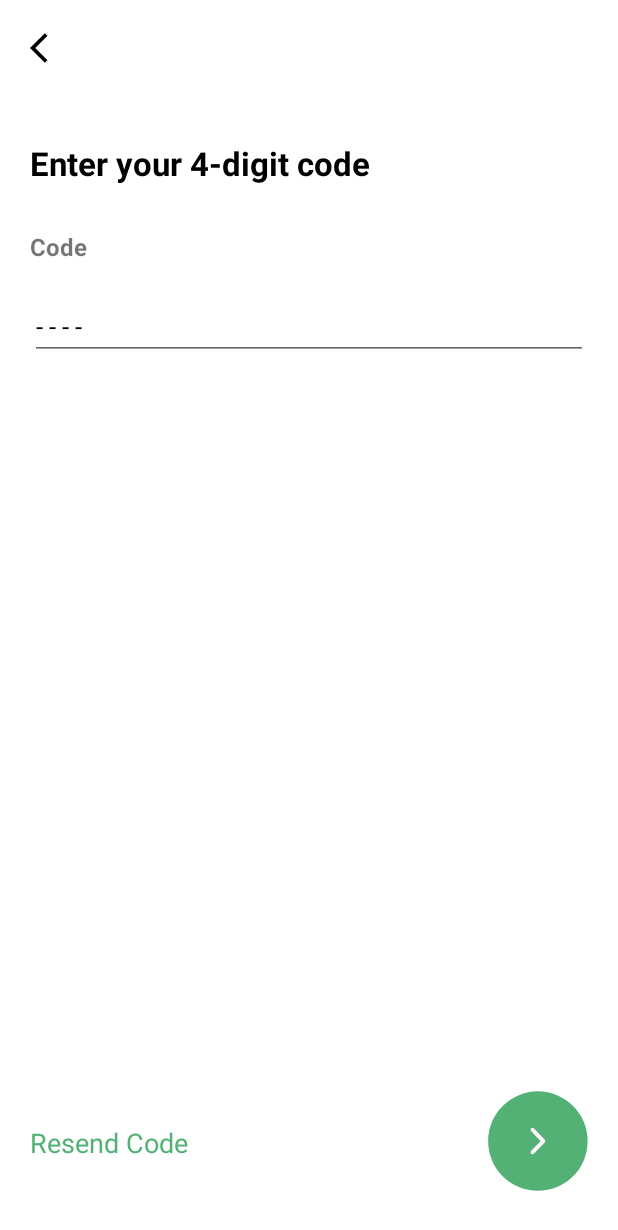
After one commit to hieu98/online_groceries, an Android app: the EnterCodeFragment screen opened through its navigation route, on a phone screen of 412 x 824 dp. The commit adds this screen. Shown: the top 1230 px of the screen. Run offline under Robolectric (Android 15) with nearby library versions, the phone set to English and light mode, and no system bars; our stand-ins replace Firebase (no records; nobody signed in at launch, a user with empty details on screens opened directly), Timber, navigation-ui; pictures from the network do not load; 1 statement that could not run was skipped.

Commit message:
login with phone

```diff
--- a/app/build.gradle
+++ b/app/build.gradle
@@ -190,6 +190,11 @@ dependencies {
      * PayPal Android SDK
      */
     implementation 'com.paypal.sdk:paypal-android-sdk:2.16.0'
+
+    /**
+     * Country Code
+     */
+    implementation 'com.github.joielechong:countrycodepicker:2.4.2'
 }
 apply plugin: 'com.google.gms.google-services'
 apply plugin: 'com.google.firebase.crashlytics'
--- /dev/null
+++ b/app/src/main/java/com/hdt/onlinegroceries/ui/introduce/login/loginphone/EnterCodeFragment.kt
@@ -0,0 +1,106 @@
+package com.hdt.onlinegroceries.ui.introduce.login.loginphone
+
+import android.content.Intent
+import android.util.Log
+import android.view.LayoutInflater
+import android.view.ViewGroup
+import android.widget.Toast
+import com.google.firebase.FirebaseException
+import com.google.firebase.auth.FirebaseAuth
+import com.google.firebase.auth.PhoneAuthCredential
+import com.google.firebase.auth.PhoneAuthOptions
+import com.google.firebase.auth.PhoneAuthProvider
+import com.google.firebase.auth.PhoneAuthProvider.ForceResendingToken
+import com.google.firebase.auth.PhoneAuthProvider.OnVerificationStateChangedCallbacks
+import com.hdt.onlinegroceries.R
+import com.hdt.onlinegroceries.base.ui.BaseFragment
+import com.hdt.onlinegroceries.databinding.FragmentEnterCodeBinding
+import com.hdt.onlinegroceries.extension.onClick
+import com.hdt.onlinegroceries.extension.stringArgument
+import com.hdt.onlinegroceries.ui.MainActivity
+import timber.log.Timber
+import java.util.concurrent.TimeUnit
+
+
+class EnterCodeFragment  : BaseFragment<FragmentEnterCodeBinding, MainActivity>() {
+
+    private val phone by stringArgument("phone")
+
+    private var mAuth: FirebaseAuth? = null
+    private var verificationId = ""
+
+    override fun onInflateView(
+        inflater: LayoutInflater,
+        container: ViewGroup?
+    ): FragmentEnterCodeBinding = FragmentEnterCodeBinding.inflate(inflater)
+
+    override fun setupView() {
+        sendVerificationCode(phone!!)
+
+        binding.btnBack.onClick { popBackStack() }
+        binding.btnNext.onClick { verifyCode(binding.edtCode.text.toString()) }
+    }
+
+    override fun setupData() {
+
+    }
+
+    private val mCallBack: OnVerificationStateChangedCallbacks =
+        object : OnVerificationStateChangedCallbacks() {
+            override fun onCodeSent(s: String, forceResendingToken: ForceResendingToken) {
+                super.onCodeSent(s, forceResendingToken)
+                verificationId = s
+            }
+
+            override fun onVerificationCompleted(phoneAuthCredential: PhoneAuthCredential) {
+                val code = phoneAuthCredential.smsCode
+
+                if (code != null) {
+                    binding.edtCode.setText(code)
+                }
+            }
+            override fun onVerificationFailed(e: FirebaseException) {
+                Log.d("12221", e.message!!)
+                Toast.makeText(requireContext(), e.message, Toast.LENGTH_LONG).show()
+            }
+        }
+
+
+    private fun sendVerificationCode(number: String) {
+        mAuth = FirebaseAuth.getInstance()
+        val options = PhoneAuthOptions.newBuilder(mAuth!!)
+            .setPhoneNumber(number) // Phone number to verify
+            .setTimeout(60L, TimeUnit.SECONDS) // Timeout and unit
+            .setActivity(activity as MainActivity) // Activity (for callback binding)
+            .setCallbacks(mCallBack) // OnVerificationStateChangedCallbacks
+            .build()
+        PhoneAuthProvider.verifyPhoneNumber(options)
+    }
+
+    private fun verifyCode(code: String) {
+        // below line is used for getting
+        // credentials from our verification id and code.
+        val credential = PhoneAuthProvider.getCredential(verificationId, code)
+
+        // after getting credential we are
+        // calling sign in method.
+        signInWithCredential(credential)
+    }
+
+    private fun signInWithCredential(credential: PhoneAuthCredential) {
+        // inside this method we are checking if
+        // the code entered is correct or not.
+        mAuth!!.signInWithCredential(credential)
+            .addOnCompleteListener { task ->
+                if (task.isSuccessful) {
+                    navigateTo(R.id.action_enterCodeFragment_to_shopFragment)
+
+                } else {
+                    // if the code is not correct then we are
+                    // displaying an error message to the user.
+                    Log.d("123456", "signInWithCredential: false ")
+                }
+            }
+    }
+
+}
--- /dev/null
+++ b/app/src/main/res/drawable/ic_back.xml
@@ -0,0 +1,5 @@
+<vector android:autoMirrored="true" android:height="24dp"
+    android:tint="#000000" android:viewportHeight="24"
+    android:viewportWidth="24" android:width="24dp" xmlns:android="http://schemas.android.com/apk/res/android">
+    <path android:fillColor="@color/black" android:pathData="M11.67,3.87L9.9,2.1 0,12l9.9,9.9 1.77,-1.77L3.54,12z"/>
+</vector>
--- /dev/null
+++ b/app/src/main/res/drawable/ic_next_login.xml
@@ -0,0 +1,16 @@
+<vector xmlns:android="http://schemas.android.com/apk/res/android"
+    android:width="68dp"
+    android:height="68dp"
+    android:viewportWidth="68"
+    android:viewportHeight="68">
+  <path
+      android:pathData="M34.262,34.402m-33.5,0a33.5,33.5 0,1 1,67 0a33.5,33.5 0,1 1,-67 0"
+      android:fillColor="#53B175"/>
+  <group>
+    <clip-path
+        android:pathData="M39.262,43.402l-10,-0l-0,-18l10,-0z"/>
+    <path
+        android:pathData="M29.667,27.676C29.432,27.419 29.301,27.08 29.315,26.729C29.315,26.377 29.445,26.052 29.693,25.795C29.927,25.551 30.253,25.402 30.592,25.402C30.931,25.402 31.257,25.524 31.505,25.768L38.884,33.428C39.002,33.55 39.093,33.699 39.158,33.861C39.223,34.023 39.262,34.199 39.262,34.375C39.262,34.551 39.223,34.727 39.158,34.903C39.093,35.065 39.002,35.214 38.884,35.336L31.505,42.996C31.388,43.118 31.244,43.226 31.088,43.294C30.918,43.362 30.749,43.402 30.579,43.402C30.41,43.402 30.227,43.375 30.071,43.308C29.914,43.24 29.771,43.132 29.64,43.01C29.523,42.888 29.432,42.726 29.367,42.563C29.288,42.401 29.262,42.225 29.262,42.035C29.262,41.86 29.301,41.683 29.367,41.521C29.432,41.359 29.536,41.21 29.667,41.075L36.12,34.375L34.895,33.117L29.667,27.676Z"
+        android:fillColor="#FFF9FF"/>
+  </group>
+</vector>
--- /dev/null
+++ b/app/src/main/res/layout/fragment_enter_code.xml
@@ -0,0 +1,75 @@
+<?xml version="1.0" encoding="utf-8"?>
+<androidx.constraintlayout.widget.ConstraintLayout
+    xmlns:android="http://schemas.android.com/apk/res/android"
+    xmlns:app="http://schemas.android.com/apk/res-auto"
+    xmlns:tools="http://schemas.android.com/tools"
+    android:layout_width="match_parent"
+    android:layout_height="match_parent"
+    android:paddingHorizontal="20dp"
+    tools:context=".ui.introduce.login.loginphone.EnterCodeFragment">
+
+    <androidx.appcompat.widget.AppCompatImageView
+        android:id="@+id/btn_back"
+        android:layout_width="wrap_content"
+        android:layout_height="wrap_content"
+        android:src="@drawable/ic_back"
+        android:layout_marginTop="20dp"
+        app:layout_constraintStart_toStartOf="parent"
+        app:layout_constraintTop_toTopOf="parent" />
+
+    <TextView
+        android:id="@+id/txt_title_login_phone"
+        android:text="Enter your 4-digit code"
+        android:layout_marginTop="50dp"
+        android:textSize="22sp"
+        android:textStyle="bold"
+        android:textColor="@color/black"
+        android:layout_width="wrap_content"
+        android:layout_height="wrap_content"
+        app:layout_constraintStart_toStartOf="parent"
+        app:layout_constraintTop_toBottomOf="@+id/btn_back" />
+
+    <TextView
+        android:text="Code"
+        android:textStyle="bold"
+        android:textSize="16sp"
+        android:layout_marginTop="30dp"
+        android:id="@+id/txt_phone_number"
+        app:layout_constraintTop_toBottomOf="@+id/txt_title_login_phone"
+        app:layout_constraintStart_toStartOf="parent"
+        android:layout_width="wrap_content"
+        android:layout_height="wrap_content" />
+
+
+    <EditText
+        android:id="@+id/edt_code"
+        android:layout_marginTop="20dp"
+        android:focusable="true"
+        app:layout_constraintTop_toBottomOf="@id/txt_phone_number"
+        android:inputType="number"
+        android:hint="- - - -"
+        android:textColorHint="@color/black"
+        android:textSize="17sp"
+        android:layout_width="match_parent"
+        android:layout_height="wrap_content"
+        tools:ignore="TextFields" />
+
+    <TextView
+        app:layout_constraintStart_toStartOf="parent"
+        app:layout_constraintBottom_toBottomOf="parent"
+        android:layout_marginBottom="50dp"
+        android:text="Resend Code"
+        android:textColor="@color/main_color"
+        android:textSize="18sp"
+        android:layout_width="wrap_content"
+        android:layout_height="wrap_content"/>
+    <Button
+        android:id="@+id/btn_next"
+        app:layout_constraintEnd_toEndOf="parent"
+        app:layout_constraintBottom_toBottomOf="parent"
+        android:layout_marginBottom="30dp"
+        android:background="@drawable/ic_next_login"
+        android:layout_width="67dp"
+        android:layout_height="67dp"/>
+
+</androidx.constraintlayout.widget.ConstraintLayout>
--- a/app/src/main/res/navigation/nav_shop.xml
+++ b/app/src/main/res/navigation/nav_shop.xml
@@ -26,5 +26,27 @@
         android:id="@+id/loginFragment"
         android:name="com.hdt.onlinegroceries.ui.introduce.login.LoginFragment"
         android:label="fragment_login"
-        tools:layout="@layout/fragment_login" />
+        tools:layout="@layout/fragment_login" >
+        <action
+            android:id="@+id/action_loginFragment_to_loginPhoneFragment"
+            app:destination="@id/loginPhoneFragment" />
+    </fragment>
+    <fragment
+        android:id="@+id/loginPhoneFragment"
+        android:name="com.hdt.onlinegroceries.ui.introduce.login.loginphone.LoginPhoneFragment"
+        android:label="LoginPhoneFragment"
+        tools:layout="@layout/fragment_login_phone">
+        <action
+            android:id="@+id/action_loginPhoneFragment_to_enterCodeFragment"
+            app:destination="@id/enterCodeFragment" />
+    </fragment>
+    <fragment
+        android:id="@+id/enterCodeFragment"
+        android:name="com.hdt.onlinegroceries.ui.introduce.login.loginphone.EnterCodeFragment"
+        android:label="fragment_enter_code"
+        tools:layout="@layout/fragment_enter_code" >
+        <action
+            android:id="@+id/action_enterCodeFragment_to_shopFragment"
+            app:destination="@id/shopFragment" />
+    </fragment>
 </navigation>
```
Also changed, not shown: app/src/main/java/com/hdt/onlinegroceries/ui/introduce/login/LoginFragment.kt (+6 -6 lines), app/src/main/java/com/hdt/onlinegroceries/ui/introduce/login/loginphone/LoginPhoneFragment.kt (added, +42 -0 lines), app/src/main/res/layout/fragment_login_phone.xml (added, +71 -0 lines).
